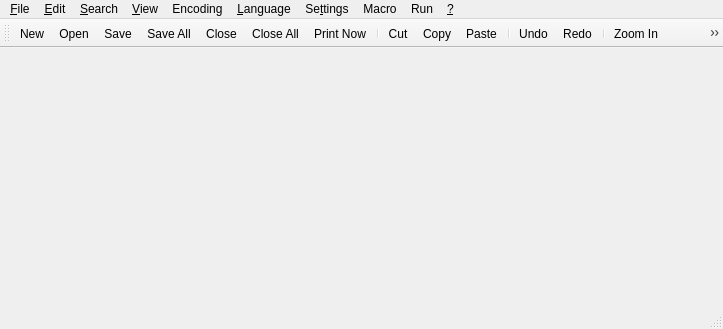
Old version of the form src/mainwindow.ui in the repository OpenNingia/notepadqq.
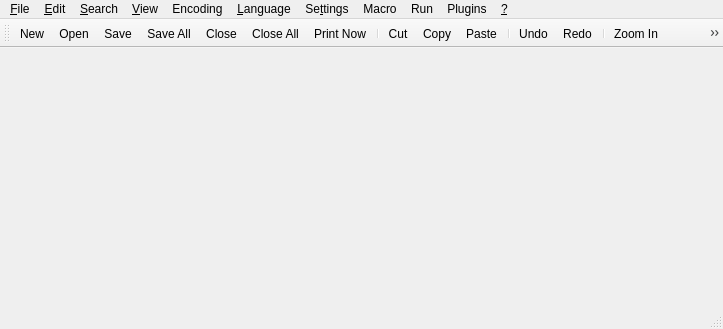
New version of the form. Icons and pictures are not drawn.

What changed in the file:
```diff
--- a/src/mainwindow.ui
+++ b/src/mainwindow.ui
@@ -366,6 +366,12 @@
     <addaction name="separator"/>
     <addaction name="actionModify_Shortcut_Delete_Command"/>
    </widget>
+   <widget class="QMenu" name="menuPlugins">
+    <property name="title">
+     <string>Plugins</string>
+    </property>
+    <addaction name="separator"/>
+   </widget>   
    <addaction name="menu_File"/>
    <addaction name="menu_Edit"/>
    <addaction name="menu_Search"/>
@@ -375,6 +381,7 @@
    <addaction name="menuSe_ttings"/>
    <addaction name="menuMacro"/>
    <addaction name="menuRun"/>
+   <addaction name="menuPlugins"/>
    <addaction name="menu"/>
   </widget>
   <widget class="QToolBar" name="mainToolBar">
```
